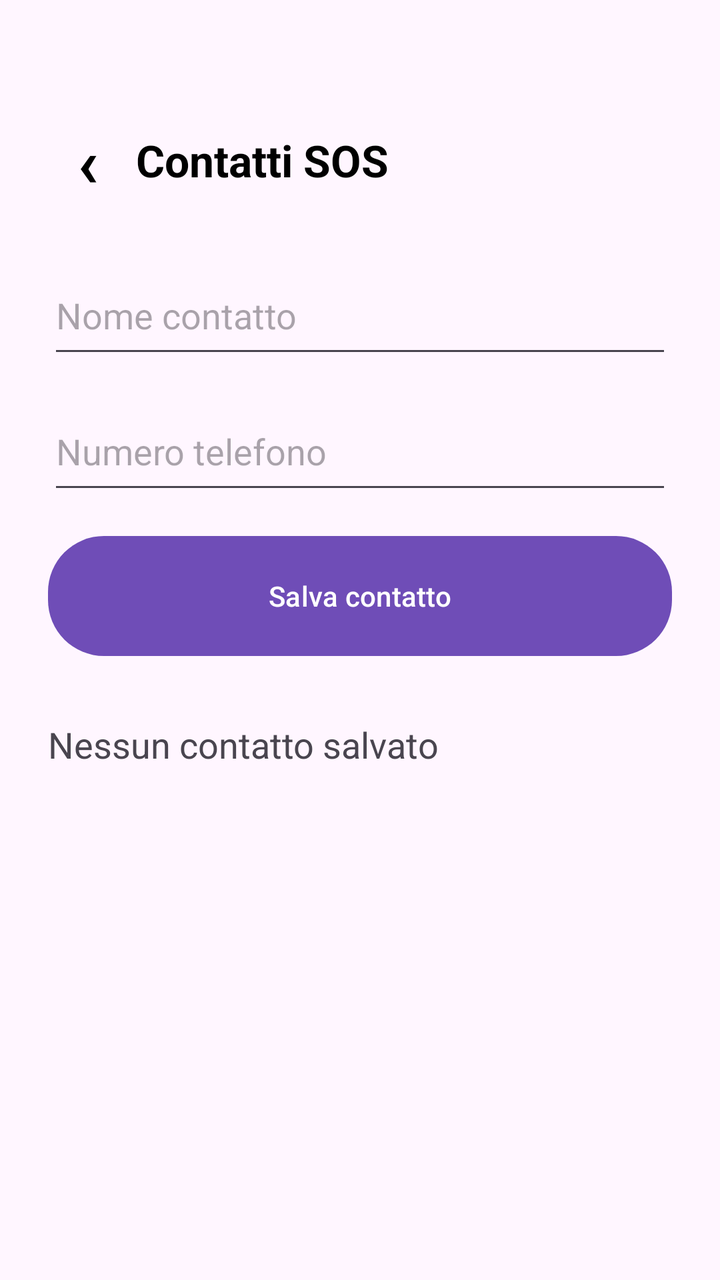
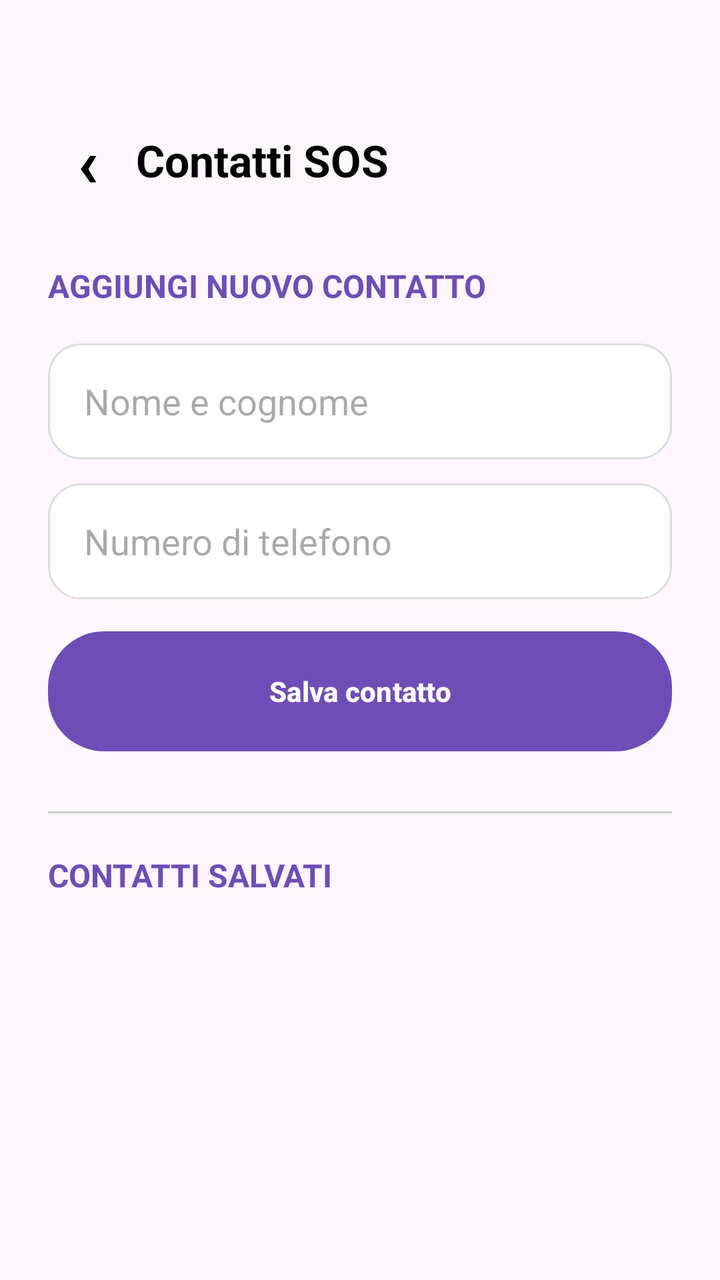

Before-and-after screenshots of an Android layout around one commit, followed by the original layout XML and the change that was made.
<!-- AndroidManifest.xml: application theme Theme.ShieldUp -->
<!-- res/layout/fragment_contacts.xml -->
<?xml version="1.0" encoding="utf-8"?>
<ScrollView xmlns:android="http://schemas.android.com/apk/res/android"
    xmlns:app="http://schemas.android.com/apk/res-auto"
    android:layout_width="match_parent"
    android:layout_height="match_parent"
    android:background="@color/shield_light_bg">

    <LinearLayout
        android:layout_width="match_parent"
        android:layout_height="wrap_content"
        android:orientation="vertical"
        android:paddingStart="24dp"
        android:paddingTop="56dp"
        android:paddingEnd="24dp"
        android:paddingBottom="24dp">

        <LinearLayout
            android:layout_width="match_parent"
            android:layout_height="48dp"
            android:gravity="center_vertical"
            android:orientation="horizontal">

            <TextView
                android:id="@+id/btnBack"
                android:layout_width="40dp"
                android:layout_height="match_parent"
                android:clickable="true"
                android:focusable="true"
                android:gravity="center"
                android:text="‹"
                android:textColor="@color/black"
                android:textSize="34sp"
                android:textStyle="bold" />

            <TextView
                android:layout_width="wrap_content"
                android:layout_height="match_parent"
                android:layout_marginStart="4dp"
                android:gravity="center_vertical"
                android:text="Contatti SOS"
                android:textColor="@color/black"
                android:textSize="22sp"
                android:textStyle="bold" />

        </LinearLayout>

        <EditText
            android:id="@+id/etName"
            android:layout_width="match_parent"
            android:layout_height="56dp"
            android:layout_marginTop="24dp"
            android:hint="Nome contatto" />

        <EditText
            android:id="@+id/etPhone"
            android:layout_width="match_parent"
            android:layout_height="56dp"
            android:layout_marginTop="12dp"
            android:hint="Numero telefono"
            android:inputType="phone" />

        <Button
            android:id="@+id/btnSaveContact"
            android:layout_width="match_parent"
            android:layout_height="60dp"
            android:layout_marginTop="16dp"
            android:background="@drawable/bg_purple_button"
            android:text="Salva contatto"
            android:textColor="@color/white"
            app:backgroundTint="@null" />

        <TextView
            android:id="@+id/txtContacts"
            android:layout_width="match_parent"
            android:layout_height="wrap_content"
            android:layout_marginTop="32dp"
            android:text="Nessun contatto salvato"
            android:textSize="18sp" />

    </LinearLayout>

</ScrollView>
<!-- resources referenced by this layout -->
<resources>
  <color name="black">#000000</color>
  <color name="shield_light_bg">#FFF6FF</color>
  <color name="white">#FFFFFF</color>
  <!-- drawable bg_purple_button (drawable) -->
  <?xml version="1.0" encoding="utf-8"?>
  <shape xmlns:android="http://schemas.android.com/apk/res/android">
      <solid android:color="@color/shield_purple" />
      <corners android:radius="28dp" />
  </shape>
  <style name="Theme.ShieldUp" parent="Base.Theme.ShieldUp" />
  <color name="shield_purple">#6F4DB7</color>
  <style name="Base.Theme.ShieldUp" parent="Theme.Material3.DayNight.NoActionBar">
          
          
      </style>
</resources>

<!-- the commit's change to res/layout/fragment_contacts.xml (unified diff, before → after) -->
@@ -41,22 +41,37 @@
                 android:textColor="@color/black"
                 android:textSize="22sp"
                 android:textStyle="bold" />
+        </LinearLayout>
 
-        </LinearLayout>
+        <TextView
+            android:layout_width="match_parent"
+            android:layout_height="wrap_content"
+            android:layout_marginTop="28dp"
+            android:text="AGGIUNGI NUOVO CONTATTO"
+            android:textColor="@color/shield_purple"
+            android:textSize="16sp"
+            android:textStyle="bold" />
 
         <EditText
             android:id="@+id/etName"
             android:layout_width="match_parent"
-            android:layout_height="56dp"
-            android:layout_marginTop="24dp"
-            android:hint="Nome contatto" />
+            android:layout_height="58dp"
+            android:layout_marginTop="18dp"
+            android:hint="Nome e cognome"
+            android:paddingStart="18dp"
+            android:paddingEnd="18dp"
+            android:background="@drawable/bg_input"
+            android:inputType="textPersonName" />
 
         <EditText
             android:id="@+id/etPhone"
             android:layout_width="match_parent"
-            android:layout_height="56dp"
+            android:layout_height="58dp"
             android:layout_marginTop="12dp"
-            android:hint="Numero telefono"
+            android:hint="Numero di telefono"
+            android:paddingStart="18dp"
+            android:paddingEnd="18dp"
+            android:background="@drawable/bg_input"
             android:inputType="phone" />
 
         <Button
@@ -65,17 +80,32 @@
             android:layout_height="60dp"
             android:layout_marginTop="16dp"
             android:background="@drawable/bg_purple_button"
+            android:gravity="center"
             android:text="Salva contatto"
             android:textColor="@color/white"
+            android:textStyle="bold"
             app:backgroundTint="@null" />
 
+        <View
+            android:layout_width="match_parent"
+            android:layout_height="1dp"
+            android:layout_marginTop="30dp"
+            android:layout_marginBottom="20dp"
+            android:background="#CCCCCC" />
+
         <TextView
-            android:id="@+id/txtContacts"
             android:layout_width="match_parent"
             android:layout_height="wrap_content"
-            android:layout_marginTop="32dp"
-            android:text="Nessun contatto salvato"
-            android:textSize="18sp" />
+            android:text="CONTATTI SALVATI"
+            android:textColor="@color/shield_purple"
+            android:textSize="16sp"
+            android:textStyle="bold" />
+
+        <LinearLayout
+            android:id="@+id/contactsContainer"
+            android:layout_width="match_parent"
+            android:layout_height="wrap_content"
+            android:orientation="vertical" />
 
     </LinearLayout>
 
<!-- resource entries referenced after the edit -->
@@ -3,6 +3,19 @@
   <color name="black">#000000</color>
   <color name="shield_light_bg">#FFF6FF</color>
   <color name="white">#FFFFFF</color>
+  <!-- drawable bg_input (drawable) -->
+  <?xml version="1.0" encoding="utf-8"?>
+  <shape xmlns:android="http://schemas.android.com/apk/res/android">
+  
+      <solid android:color="@color/white" />
+  
+      <stroke
+          android:width="1dp"
+          android:color="#DDDDDD" />
+  
+      <corners android:radius="16dp" />
+  
+  </shape>
   <!-- drawable bg_purple_button (drawable) -->
   <?xml version="1.0" encoding="utf-8"?>
   <shape xmlns:android="http://schemas.android.com/apk/res/android">
